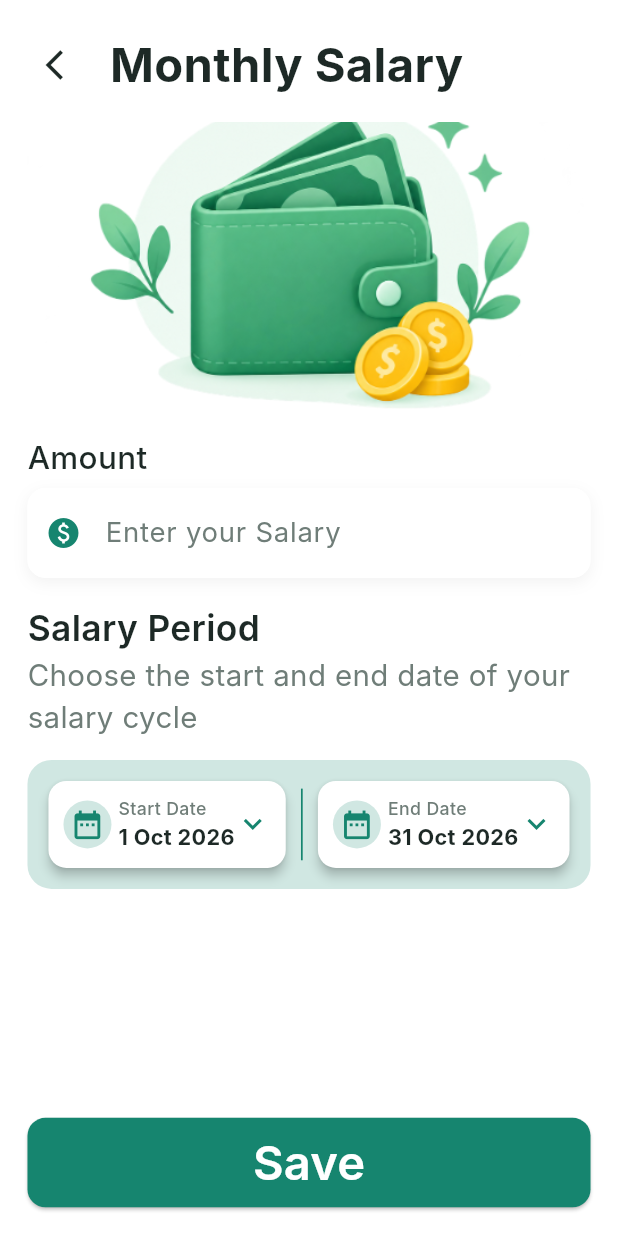
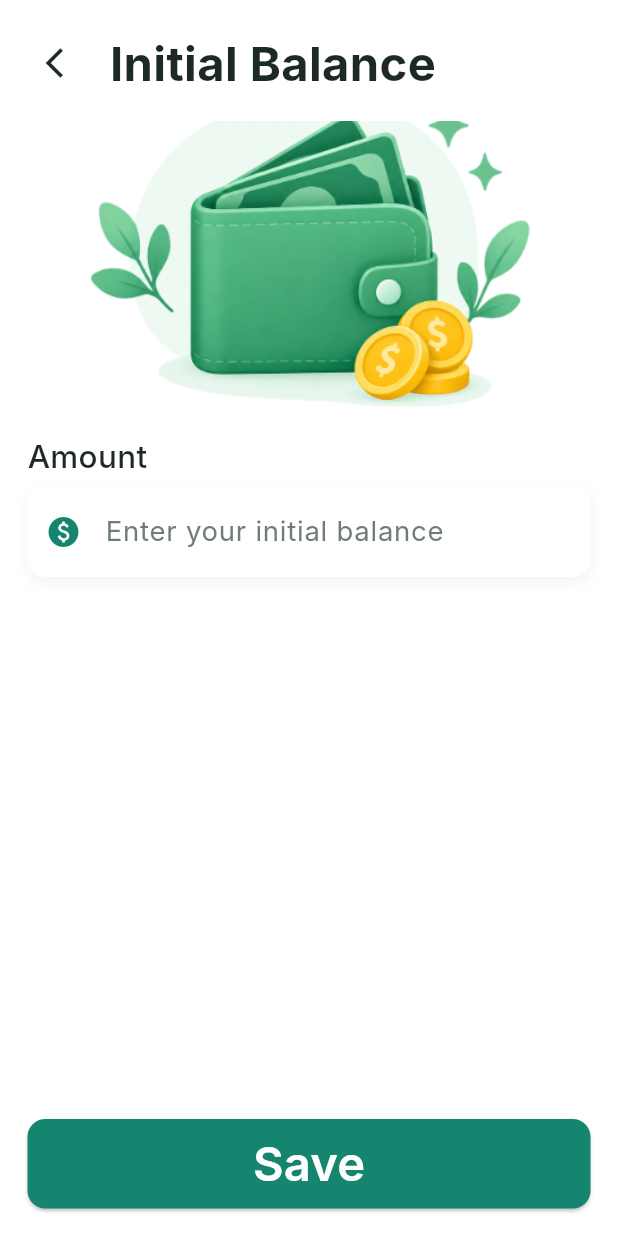
Before and after one commit to dragoncoder11/life_cycle, a Flutter app: the AddBalanceScreen screen opened directly, on a phone screen of 412 x 824 dp. Run offline on Flutter 3.47's test engine with Material 3 defaults, Android fonts, the phone set to English and light mode, and no system bars; our stand-ins replace bloc, flutter_bloc, flutter_local_notifications, flutter_screenutil, flutter_timezone, hive and 3 more; missing offline and left inert: alarm; accounts and stored records are empty; Roboto replaces fonts that are missing (Inter).

Commit message:
finish add transaction and add initial balance and edit it

```diff
--- a/lib/core/widgets/custom_button.dart
+++ b/lib/core/widgets/custom_button.dart
@@ -4,10 +4,11 @@ import 'package:life_cycle/core/theme/app_colors.dart';
 import 'package:life_cycle/core/theme/app_text_styles.dart';
 
 class CustomButton extends StatelessWidget {
-  const CustomButton({super.key, this.title, this.onTap, this.onCenter});
+  const CustomButton({super.key, this.title, this.onTap, this.onCenter, this.size});
  final String? title;
  final GestureTapCallback? onTap;
  final Widget? onCenter;
+ final double? size;
   @override
   Widget build(BuildContext context) {
     return ElevatedButton(
@@ -23,7 +24,7 @@ class CustomButton extends StatelessWidget {
       ),
       child: onCenter?? Text(
         title!,
-        style: AppTextStyles.interWhite(24, FontWeight.w600),
+        style: AppTextStyles.interWhite(size ?? 24, FontWeight.w600),
       ),
     );
   }
--- a/lib/features/finance/logic/cubit/finance_state.dart
+++ b/lib/features/finance/logic/cubit/finance_state.dart
@@ -2,12 +2,16 @@ import 'package:life_cycle/features/finance/data/models/transaction_model.dart';
 
 class FinanceState {
   final double initialBalance;
+  final bool isInitialBalanceSet;
+  final bool isLoading;
   final List<TransactionModel> transactions;
   final DateTime selectedMonth;
   final TransactionType? visibleTransactionType;
 
   const FinanceState({
     required this.initialBalance,
+    this.isInitialBalanceSet = false,
+    this.isLoading = false,
     required this.transactions,
     required this.selectedMonth,
     this.visibleTransactionType,
@@ -15,6 +19,8 @@ class FinanceState {
 
   FinanceState copyWith({
     double? initialBalance,
+    bool? isInitialBalanceSet,
+    bool? isLoading,
     List<TransactionModel>? transactions,
     DateTime? selectedMonth,
     TransactionType? visibleTransactionType,
@@ -22,6 +28,9 @@ class FinanceState {
   }) {
     return FinanceState(
       initialBalance: initialBalance ?? this.initialBalance,
+      isInitialBalanceSet:
+          isInitialBalanceSet ?? this.isInitialBalanceSet,
+      isLoading: isLoading ?? this.isLoading,
       transactions: transactions ?? this.transactions,
       selectedMonth: selectedMonth ?? this.selectedMonth,
       visibleTransactionType: clearVisibleType
--- a/lib/features/finance/view/screens/add_balance_screen.dart
+++ b/lib/features/finance/view/screens/add_balance_screen.dart
@@ -1,26 +1,25 @@
 import 'package:flutter/material.dart';
+import 'package:flutter_bloc/flutter_bloc.dart';
 import 'package:flutter_screenutil/flutter_screenutil.dart';
+
 import 'package:life_cycle/core/helper/spacing.dart';
 import 'package:life_cycle/core/theme/app_colors.dart';
 import 'package:life_cycle/core/theme/app_text_styles.dart';
 import 'package:life_cycle/core/widgets/custom_button.dart';
 import 'package:life_cycle/core/widgets/custom_text_form_field.dart';
-import 'package:life_cycle/features/finance/view/widgets/pick_date_container.dart';
+import 'package:life_cycle/features/finance/logic/cubit/finance_cubit.dart';
 
 class AddBalanceScreen extends StatelessWidget {
   const AddBalanceScreen({super.key});
 
   @override
   Widget build(BuildContext context) {
+    final cubit = context.read<FinanceCubit>();
+
     return Scaffold(
       body: SafeArea(
         child: Padding(
-          padding: EdgeInsets.only(
-            left: 16.0.w,
-            right: 16.0.w,
-            bottom: 16.0.h,
-            top: 16.0.h,
-          ),
+          padding: EdgeInsets.all(16.w),
           child: Column(
             children: [
               Expanded(
@@ -41,7 +40,7 @@ class AddBalanceScreen extends StatelessWidget {
                           ),
                           horizontalSpace(6),
                           Text(
-                            'Monthly Salary',
+                            'Initial Balance',
                             style: AppTextStyles.interBlack(
                               24,
                               FontWeight.bold,
@@ -49,48 +48,68 @@ class AddBalanceScreen extends StatelessWidget {
                           ),
                         ],
                       ),
+
                       verticalSpace(10.h),
+
                       Image.asset(
                         'assets/images/monthly_balance.png',
                         height: 160.h,
                         width: double.infinity,
                         fit: BoxFit.cover,
                       ),
+
                       verticalSpace(12.h),
+
                       Text(
                         'Amount',
-                        style: AppTextStyles.interBlack(16, FontWeight.w500),
+                        style: AppTextStyles.interBlack(
+                          16,
+                          FontWeight.w500,
+                        ),
                       ),
+
                       verticalSpace(4.h),
+
                       CustomTextFormField(
+                        controller: cubit.initialBalanceController,
                         borderColor: AppColors.background,
-                        textInputType: TextInputType.number,
+                        textInputType:
+                            const TextInputType.numberWithOptions(
+                          decimal: true,
+                        ),
                         filled: true,
-                        hintText: 'Enter your Salary',
+                        hintText: 'Enter your initial balance',
                         maxLines: 1,
                         prefixIcon: Icon(
                           Icons.paid,
                           color: AppColors.kPrimaryColor,
                         ),
                       ),
-                      verticalSpace(12.h),
-                      Text(
-                        'Salary Period',
-                        style: AppTextStyles.interBlack(18, FontWeight.w600),
-                      ),
-                      Text(
-                        'Choose the start and end date of your salary cycle',
-                        style: AppTextStyles.interGrey(15, FontWeight.w400),
-                      ),
-                      verticalSpace(10.h),
-                      PickDateContainer(),
                     ],
                   ),
                 ),
               ),
+
               CustomButton(
-                onTap: () {
-                  Navigator.pop(context);
+                onTap: () async {
+                  final amount = double.tryParse(
+                    cubit.initialBalanceController.text.trim(),
+                  );
+
+                  if (amount == null || amount < 0) {
+                    ScaffoldMessenger.of(context).showSnackBar(
+                      const SnackBar(
+                        content: Text('Please enter a valid amount'),
+                      ),
+                    );
+                    return;
+                  }
+
+                  await cubit.setInitialBalance(amount);
+
+                  if (context.mounted) {
+                    Navigator.pop(context);
+                  }
                 },
                 title: 'Save',
               ),
@@ -101,3 +120,15 @@ class AddBalanceScreen extends StatelessWidget {
     );
   }
 }
+
+  // verticalSpace(12.h),
+                      // Text(
+                      //   'Salary Period',
+                      //   style: AppTextStyles.interBlack(18, FontWeight.w600),
+                      // ),
+                      // Text(
+                      //   'Choose the start and end date of your salary cycle',
+                      //   style: AppTextStyles.interGrey(15, FontWeight.w400),
+                      // ),
+                      // verticalSpace(10.h),
+                      // PickDateContainer(),
--- a/lib/main.dart
+++ b/lib/main.dart
@@ -28,7 +28,7 @@ void main() async {
   Hive.registerAdapter(TransactionModelAdapter());
   Hive.registerAdapter(TransactionTypeAdapter());
   await Hive.openBox<TransactionModel>(kTransactionsBox);
-    await Hive.openBox<double>(kInitialBalanceBox);
+    await Hive.openBox<dynamic>(kInitialBalanceBox);
 
   await Alarm.init();
   await NotificationService.initialize();
```
Also changed, not shown: lib/core/routing/app_routes.dart (+45 -28 lines), lib/features/finance/logic/cubit/finance_cubit.dart (+77 -11 lines), lib/features/finance/view/screens/finance_screen.dart (+77 -23 lines), lib/features/finance/view/widgets/balance_card.dart (+12 -1 lines), lib/features/finance/view/widgets/initial_balance_dialog.dart (added, +130 -0 lines).
